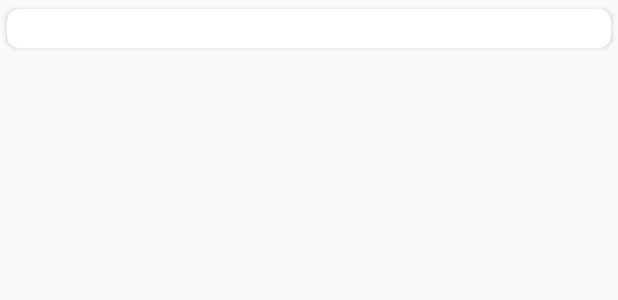
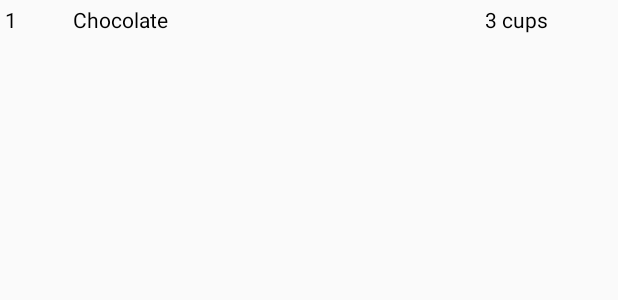
Before and after one commit to mvnshrikanth/AndroidBakery, an Android app: the layout item_ingredient.xml on its own in the app's theme, with its tools: preview values and no code run, on a phone screen of 412 x 824 dp. Shown: the top 300 px of the screen. Run offline under Robolectric (Android 15) with nearby library versions, the phone set to English and light mode, and no system bars.

Commit message:
detail layout completed

```diff
--- a/app/build.gradle
+++ b/app/build.gradle
@@ -33,6 +33,8 @@ dependencies {
     compile 'com.jakewharton:butterknife:8.5.1'
     compile 'com.android.support:design:25.3.1'
     compile 'com.android.support:support-v13:25.3.1'
+    compile 'com.devbrackets.android:exomedia:4.0.1'
+    compile 'com.android.support.constraint:constraint-layout:1.0.2'
     testCompile 'junit:junit:4.12'
     annotationProcessor 'com.jakewharton:butterknife-compiler:8.5.1'
 }
--- a/app/src/main/AndroidManifest.xml
+++ b/app/src/main/AndroidManifest.xml
@@ -19,7 +19,8 @@
                 <category android:name="android.intent.category.LAUNCHER" />
             </intent-filter>
         </activity>
-        <activity android:name=".ui.DetailActivity"></activity>
+        <activity android:name=".ui.DetailActivity" />
+        <activity android:name=".ui.DetailStepActivity"></activity>
     </application>
 
 </manifest>
--- a/app/src/main/java/com/example/kaka/androidbakery/utilities/StepsAdapter.java
+++ b/app/src/main/java/com/example/kaka/androidbakery/utilities/StepsAdapter.java
@@ -37,7 +37,7 @@ public class StepsAdapter extends RecyclerView.Adapter<StepsAdapter.MyViewHolder
     @Override
     public void onBindViewHolder(MyViewHolder holder, int position) {
         Step step = stepList.get(position);
-        holder.textViewStep.setText(step.getShortDescription());
+        holder.textViewStep.setText((position + 1) + ". " + step.getShortDescription());
     }
 
     @Override
--- a/app/src/main/res/layout/item_ingredient.xml
+++ b/app/src/main/res/layout/item_ingredient.xml
@@ -1,16 +1,38 @@
 <?xml version="1.0" encoding="utf-8"?>
-<android.support.v7.widget.CardView xmlns:android="http://schemas.android.com/apk/res/android"
-    xmlns:app="http://schemas.android.com/apk/res-auto"
+<LinearLayout xmlns:android="http://schemas.android.com/apk/res/android"
+    xmlns:tools="http://schemas.android.com/tools"
     android:layout_width="match_parent"
     android:layout_height="wrap_content"
-    android:elevation="@dimen/card_elevation"
-    android:padding="3dp"
-    app:cardCornerRadius="8dp"
-    app:cardUseCompatPadding="true">
+    android:orientation="horizontal">
+
+    <TextView
+        android:id="@+id/tv_ingredient_number"
+        android:layout_width="0dp"
+        android:layout_height="wrap_content"
+        android:layout_weight="1"
+        android:padding="3dp"
+        android:textAppearance="?android:textAppearanceSmall"
+        android:textColor="@android:color/black"
+        tools:text="1" />
 
     <TextView
         android:id="@+id/tv_ingredient"
-        android:layout_width="match_parent"
+        android:layout_width="0dp"
         android:layout_height="wrap_content"
-        android:padding="3dp" />
-</android.support.v7.widget.CardView>
+        android:layout_weight="6"
+        android:padding="3dp"
+        android:textAppearance="?android:textAppearanceSmall"
+        android:textColor="@android:color/black"
+        tools:text="Chocolate" />
+
+    <TextView
+        android:id="@+id/tv_measure"
+        android:layout_width="0dp"
+        android:layout_height="wrap_content"
+        android:layout_weight="2"
+        android:padding="3dp"
+        android:textAppearance="?android:textAppearanceSmall"
+        android:textColor="@android:color/black"
+        tools:text="3 cups" />
+
+</LinearLayout>
--- a/app/src/main/res/layout/item_step.xml
+++ b/app/src/main/res/layout/item_step.xml
@@ -5,12 +5,13 @@
     android:layout_height="wrap_content"
     android:elevation="@dimen/card_elevation"
     android:padding="3dp"
-    app:cardCornerRadius="8dp"
     app:cardUseCompatPadding="true">
 
     <TextView
         android:id="@+id/tv_step"
         android:layout_width="match_parent"
         android:layout_height="wrap_content"
-        android:padding="3dp" />
+        android:padding="10dp"
+        android:textAppearance="?android:textAppearanceSmall"
+        android:textColor="@android:color/black" />
 </android.support.v7.widget.CardView>
```
Also changed, not shown: app/src/main/java/com/example/kaka/androidbakery/ui/DetailStepActivity.java (added, +15 -0 lines), app/src/main/java/com/example/kaka/androidbakery/ui/IngredientFragment.java (+4 -3 lines), app/src/main/java/com/example/kaka/androidbakery/ui/StepFragment.java (+4 -3 lines), app/src/main/java/com/example/kaka/androidbakery/utilities/IngredientAdapter.java (+7 -0 lines), app/src/main/res/layout/activity_detail_step.xml (added, +8 -0 lines).
